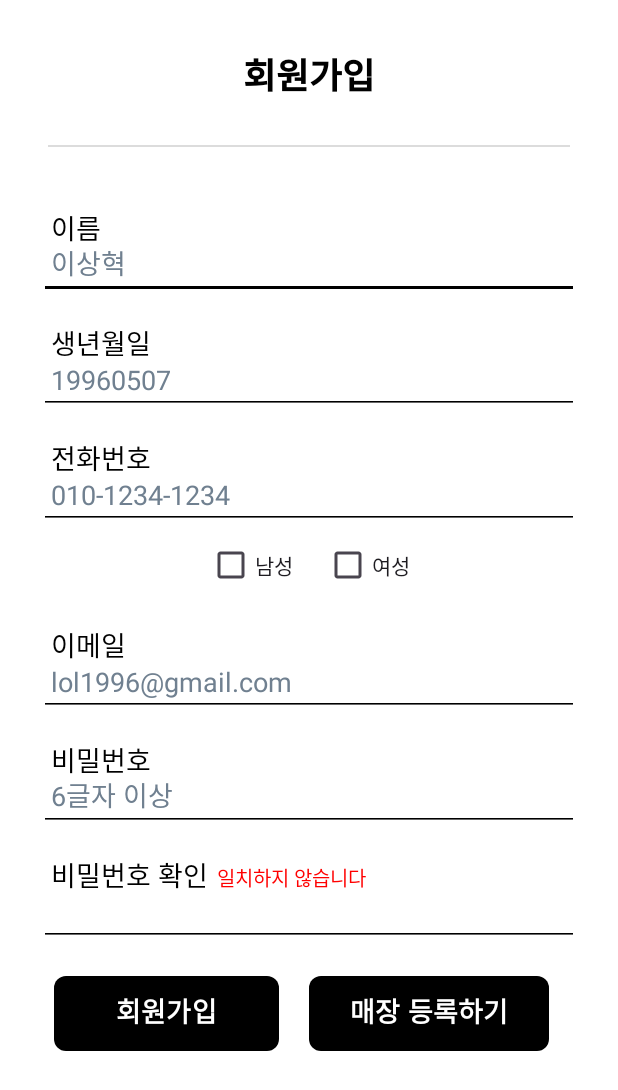
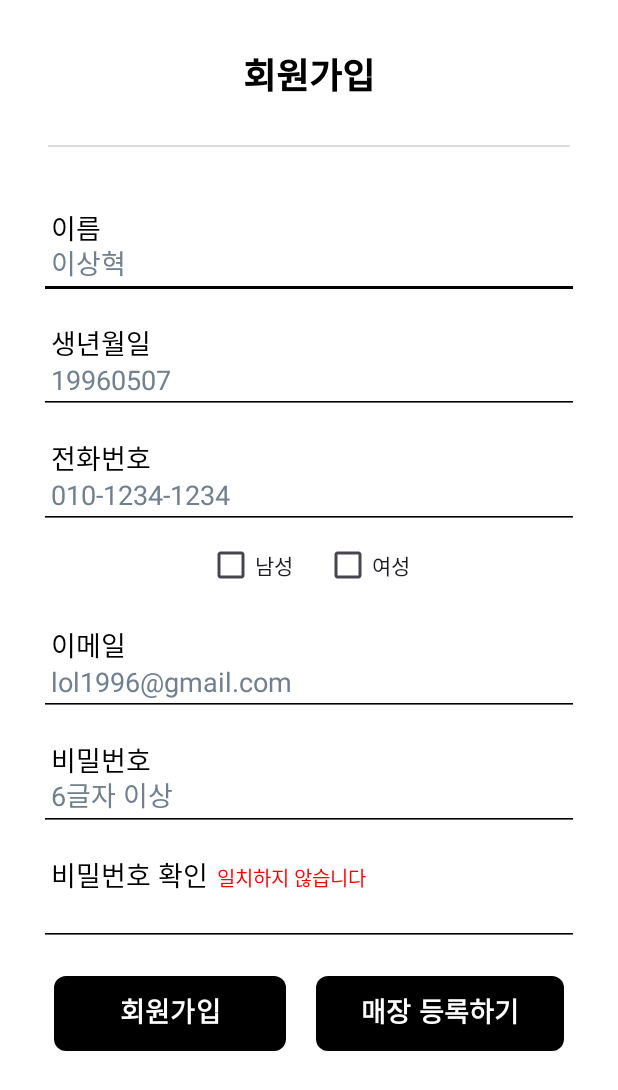
Before and after one commit to bongbub/MOJARAM_C, an Android app built with Jetpack Compose: the SignUpActivity screen opened directly, with no data from a screen before it, on a phone screen of 412 x 824 dp. Shown: the top 1090 px of the screen. Run offline under Robolectric (Android 15) with nearby library versions, the phone set to English and light mode, and no system bars; our stand-ins replace Firebase (no records; nobody signed in at launch, a user with empty details on screens opened directly).

Commit message:
24.09.24 관리자 회원 등록과 매장 등록 프로세스 재구축 1.SignUpActivity '매장등록하기' 버튼 추가 -> 사용자 정보와 매장 정보를 Firestore 'user_admin'에 한 번에 저장
2. SignUpActivity 레이아웃 변경
(1). 전화번호 추가
(2). 전화번호 양식 적용
(3). 스크롤뷰로 변경

```diff
--- a/app/src/main/java/com/example/mojaram/User.kt
+++ b/app/src/main/java/com/example/mojaram/User.kt
@@ -9,7 +9,6 @@ data class User(
     var userbirth : String? = null,
     var uId : String? = null
 
-
 ){
     constructor():this("","","","","","","")
 }
--- a/app/src/main/java/com/example/mojaram/admin/AdminSignUp.kt
+++ b/app/src/main/java/com/example/mojaram/admin/AdminSignUp.kt
@@ -65,7 +65,6 @@ class AdminSignUp : AppCompatActivity() {
             addAdminToFirestore(nickname, useremail, password, userGender, userbirth, shop_name, shop_addr, shop_addr2, shop_num, shop_auth, shop_hour, shop_price )
 
         }
-
 //        // 전화번호 형식 추가
 //        binding.editTextShopNum.addTextChangedListener(object : TextWatcher {
 //            private var isFormatting: Boolean = false
--- a/app/src/main/java/com/example/mojaram/ui/login/Signup.kt
+++ b/app/src/main/java/com/example/mojaram/ui/login/Signup.kt
@@ -179,10 +179,7 @@ class SignUpActivity : AppCompatActivity() {
                 isFormatting = false
             }
         })
-
-
     }
-
 
     //firebase Register 연동
     private fun Register(nickname: String, useremail:String, password: String, editTextnumber:String, userGender: String, userbirth: String) {
--- a/app/src/main/res/layout/activity_admin_sign_up.xml
+++ b/app/src/main/res/layout/activity_admin_sign_up.xml
@@ -116,6 +116,7 @@
                         android:background="@drawable/basic_liner_border"/>
 
                 </LinearLayout>
+
 
                 <LinearLayout
                     android:layout_width="match_parent"
--- a/app/src/main/res/layout/activity_signup.xml
+++ b/app/src/main/res/layout/activity_signup.xml
@@ -356,6 +356,7 @@
                         android:layout_marginTop="20dp"
                         android:layout_marginStart="10dp"
                         android:layout_marginEnd="10dp"
+                        android:layout_weight="1"
                         android:background="@drawable/button_background"
                         android:gravity="center"
                         android:insetTop="0dp"
@@ -372,7 +373,8 @@
                         android:layout_height="50dp"
                         android:layout_marginTop="20dp"
                         android:layout_marginStart="10dp"
-                        android:layout_marginEnd="5dp"
+                        android:layout_marginEnd="10dp"
+                        android:layout_weight="1"
                         android:background="@drawable/button_background"
                         android:gravity="center"
                         android:insetTop="0dp"
```
